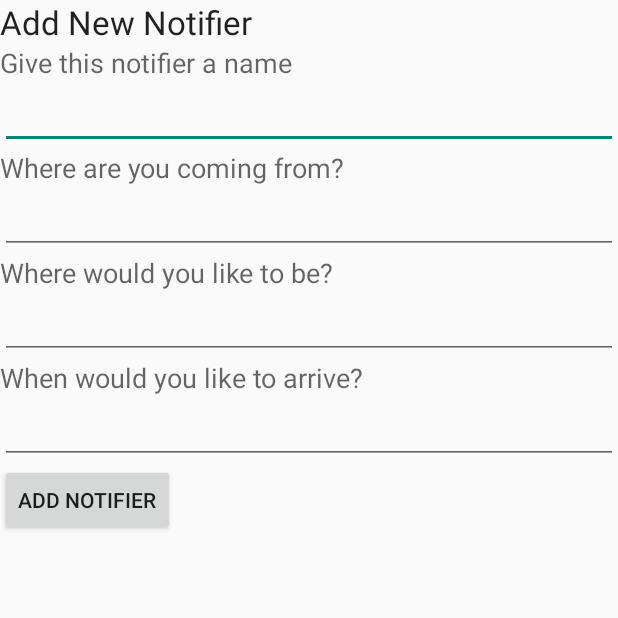
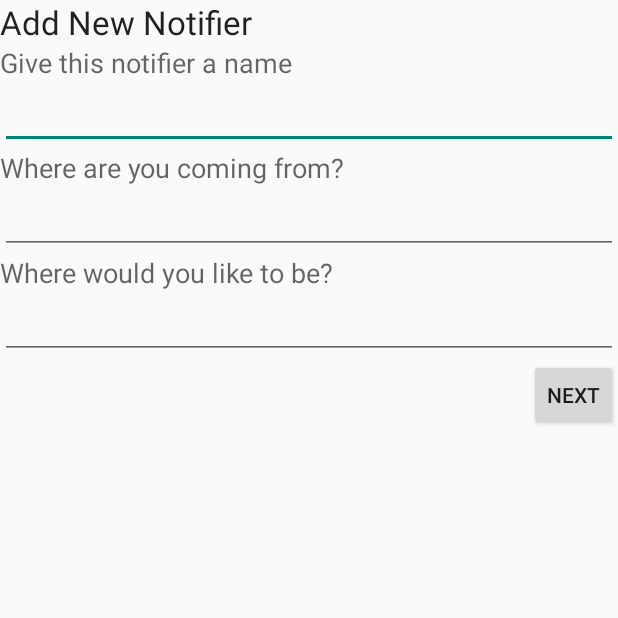
Before and after one commit to rkuncewicz/TravelTimeNotifier, an Android app: the AddNewNotifierActivity screen opened directly, with no data from a screen before it, on a phone screen of 412 x 824 dp, the top half of it. Run offline under Robolectric (Android 15) with nearby library versions, the phone set to English and light mode, and no system bars; 2 statements that could not run were skipped.

Commit message:
Passing along information through activities, preparing new activity for map

```diff
--- a/app/src/main/AndroidManifest.xml
+++ b/app/src/main/AndroidManifest.xml
@@ -12,6 +12,8 @@
     -->
     <uses-permission android:name="android.permission.ACCESS_COARSE_LOCATION" />
     <uses-permission android:name="android.permission.ACCESS_FINE_LOCATION" />
+
+    <uses-sdk android:minSdkVersion="21" />
 
     <application
         android:allowBackup="true"
@@ -35,8 +37,12 @@
             </intent-filter>
         </activity>
         <activity
-            android:name=".AddNewNotifier"
+            android:name=".AddNewNotifierActivity"
             android:label="@string/add_new_notifier_title" >
+        </activity>
+        <activity
+            android:name=".AddArrivalTimeActivity"
+            android:label="@string/add_arrival_time" >
         </activity>
     </application>
 
--- a/app/src/main/java/com/rkuncewicz/traveltimenotifier/AddNewNotifier.java
+++ b/app/src/main/java/com/rkuncewicz/traveltimenotifier/AddNewNotifierActivity.java
@@ -1,6 +1,7 @@
 package com.rkuncewicz.traveltimenotifier;
 
 import android.app.Activity;
+import android.content.Intent;
 import android.os.Bundle;
 import android.text.Editable;
 import android.text.TextWatcher;
@@ -9,6 +10,7 @@ import android.view.View;
 import android.widget.AdapterView;
 import android.widget.ArrayAdapter;
 import android.widget.AutoCompleteTextView;
+import android.widget.Button;
 
 import com.google.android.gms.common.ConnectionResult;
 import com.google.android.gms.common.api.GoogleApiClient;
@@ -21,26 +23,16 @@ import com.google.android.gms.maps.model.LatLng;
 import com.google.android.gms.maps.model.LatLngBounds;
 import com.google.android.gms.common.api.PendingResult;
 
-import org.w3c.dom.Text;
-
 import java.util.ArrayList;
 
-public class AddNewNotifier extends Activity implements GoogleApiClient.ConnectionCallbacks, GoogleApiClient.OnConnectionFailedListener {
+public class AddNewNotifierActivity extends Activity implements GoogleApiClient.ConnectionCallbacks, GoogleApiClient.OnConnectionFailedListener {
 
     private GoogleApiClient mGoogleApiClient;
 
     protected void onCreate(Bundle savedInstanceState) {
         super.onCreate(savedInstanceState);
         setContentView(R.layout.add_new_notifier);
-
-        findViewById(R.id.addNewNotifierButton).setOnClickListener(
-                new View.OnClickListener() {
-                    @Override
-                    public void onClick(View v) {
-
-                    }
-                }
-        );
+        final Intent notifierIntent = new Intent(getApplicationContext(), AddNewNotifierActivity.class);
 
         mGoogleApiClient = new GoogleApiClient
                 .Builder(this)
@@ -63,13 +55,35 @@ public class AddNewNotifier extends Activity implements GoogleApiClient.Connecti
             }
         };
 
-        AutoCompleteTextView fromTextView = (AutoCompleteTextView) findViewById(R.id.autocomplete_to_address);
+        final AutoCompleteTextView fromTextView = (AutoCompleteTextView) findViewById(R.id.autocomplete_to_address);
         fromTextView.addTextChangedListener(getAutoCompleteTextWatcher(R.id.autocomplete_to_address));
         fromTextView.setOnItemClickListener(itemClickListener);
 
-        AutoCompleteTextView toTextView = (AutoCompleteTextView) findViewById(R.id.autocomplete_from_address);
+        final AutoCompleteTextView toTextView = (AutoCompleteTextView) findViewById(R.id.autocomplete_from_address);
         toTextView.addTextChangedListener(getAutoCompleteTextWatcher(R.id.autocomplete_from_address));
         toTextView.setOnItemClickListener(itemClickListener);
+
+        Button goToArrivalTime = (Button) findViewById(R.id.goToArrivalTimeButton);
+        goToArrivalTime.setOnClickListener(new View.OnClickListener() {
+            @Override
+            public void onClick(View v) {
+                //Check if required fields are completed
+                String fromTextValue = fromTextView.getText().toString();
+                boolean invalidFromText = fromTextValue == null || fromTextValue.isEmpty();
+                String toTextValue = toTextView.getText().toString();
+                boolean invalidToText = toTextValue == null || toTextValue.isEmpty();
+
+                if (invalidFromText || invalidToText) {
+                    if(invalidFromText) fromTextView.setBackground(getDrawable(R.drawable.backgroundshape));
+                    if (invalidToText) toTextView.setBackground(getDrawable(R.drawable.backgroundshape));
+                } else {
+                    notifierIntent.putExtra("name", R.id.editNotifierName);
+                    notifierIntent.putExtra("from", fromTextValue);
+                    notifierIntent.putExtra("to", toTextValue);
+                    startActivity(new Intent(getBaseContext(), AddArrivalTimeActivity.class));
+                }
+            }
+        });
     }
 
     private TextWatcher getAutoCompleteTextWatcher(final int autoCompleteTextView) {
@@ -119,7 +133,7 @@ public class AddNewNotifier extends Activity implements GoogleApiClient.Connecti
 
             @Override
             public void afterTextChanged(Editable s) {
-                Log.e("1", s.toString());
+
             }
         };
     }
--- a/app/src/main/java/com/rkuncewicz/traveltimenotifier/MainActivity.java
+++ b/app/src/main/java/com/rkuncewicz/traveltimenotifier/MainActivity.java
@@ -14,7 +14,7 @@ import android.widget.LinearLayout;
 public class MainActivity extends Activity {
 
     public void addNewNotifier(){
-        startActivity(new Intent(this, AddNewNotifier.class));
+        startActivity(new Intent(this, AddNewNotifierActivity.class));
     }
     protected void onCreate(Bundle savedInstanceState) {
         super.onCreate(savedInstanceState);
--- a/app/src/main/java/com/rkuncewicz/traveltimenotifier/MapsActivity.java
+++ b/app/src/main/java/com/rkuncewicz/traveltimenotifier/MapsActivity.java
@@ -15,7 +15,7 @@ public class MapsActivity extends FragmentActivity {
     @Override
     protected void onCreate(Bundle savedInstanceState) {
         super.onCreate(savedInstanceState);
-        setContentView(R.layout.activity_maps);
+        setContentView(R.layout.verify_directions);
         setUpMapIfNeeded();
     }
 
--- /dev/null
+++ b/app/src/main/res/drawable/backgroundshape.xml
@@ -0,0 +1,7 @@
+<?xml version="1.0" encoding="utf-8"?>
+<shape xmlns:android="http://schemas.android.com/apk/res/android">
+    <solid android:color="@android:color/transparent" />
+    <stroke
+        android:width="1dp"
+        android:color="#ff0000" />
+</shape>
--- a/app/src/main/res/layout/add_new_notifier.xml
+++ b/app/src/main/res/layout/add_new_notifier.xml
@@ -46,24 +46,11 @@
         android:layout_width="fill_parent"
         android:layout_height="wrap_content" />
 
-    <TextView
-        android:layout_width="wrap_content"
-        android:layout_height="wrap_content"
-        android:textAppearance="?android:attr/textAppearanceMedium"
-        android:text="@string/add_notifier_time"
-        android:id="@+id/addNotifierTime" />
-
-    <EditText
-        android:layout_width="match_parent"
-        android:layout_height="wrap_content"
-        android:inputType="time"
-        android:ems="10"
-        android:id="@+id/editNotifierTime" />
-
     <Button
         style="?android:attr/buttonStyleSmall"
         android:layout_width="wrap_content"
         android:layout_height="wrap_content"
-        android:text="@string/add_new_notifier"
-        android:id="@+id/addNewNotifierButton" />
+        android:text="@string/next_step"
+        android:id="@+id/goToArrivalTimeButton"
+        android:layout_gravity="right" />
 </LinearLayout>
--- a/app/src/main/res/values/strings.xml
+++ b/app/src/main/res/values/strings.xml
@@ -5,9 +5,9 @@
     <string name="app_title">Don\'t Be Late</string>
     <string name="add_new_watcher">Add New Watcher</string>
     <string name="add_new_notifier_title">Add New Notifier</string>
-    <string name="add_new_notifier">Add Notifier</string>
-    <string name="add_notifier_time">When would you like to arrive?</string>
+    <string name="next_step">Next</string>
     <string name="add_notifier_from_address">Where are you coming from?</string>
     <string name="add_notifier_to_address">Where would you like to be?</string>
     <string name="add_notifier_name">Give this notifier a name</string>
+    <string name="add_arrival_time">What time would you like to arrive?</string>
 </resources>
```
Also changed, not shown: app/src/main/java/com/rkuncewicz/traveltimenotifier/AddArrivalTimeActivity.java (added, +55 -0 lines), app/src/main/java/com/rkuncewicz/traveltimenotifier/VerifyDirectionsActivity.java (added, +36 -0 lines), app/src/main/res/layout/add_arrival_time.xml (added, +18 -0 lines), app/src/main/res/layout/verify_directions.xml (renamed from app/src/main/res/layout/activity_maps.xml), 1 other file.
